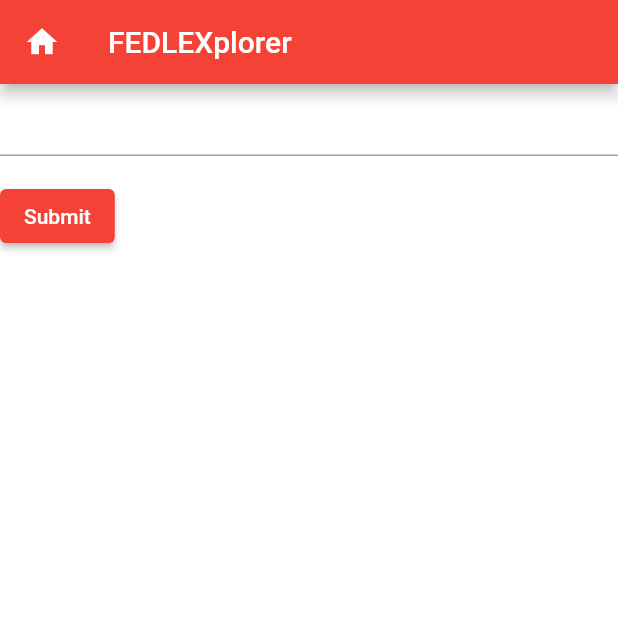
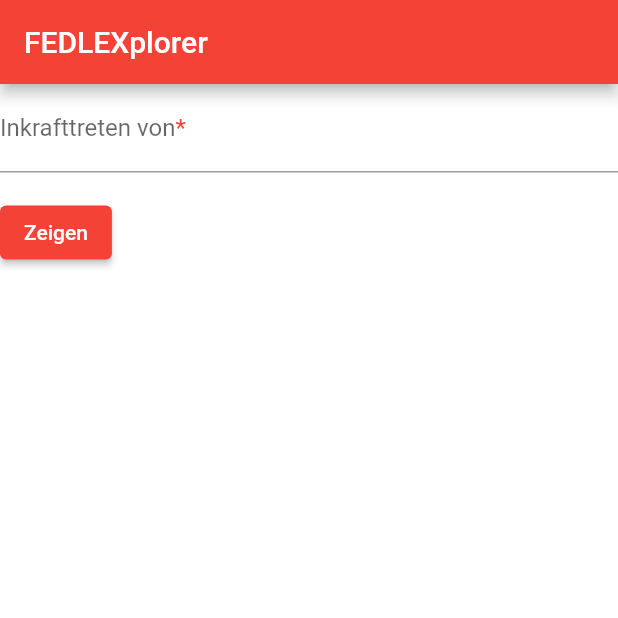
Before and after one commit to ribeaud/fedlexplorer, a Flutter app: the screen it shows after launch, on a phone screen of 412 x 824 dp, the top half of it. Run offline on Flutter 3.47's test engine with Material 2 defaults, Android fonts, the phone set to English and light mode, and no system bars.

Commit message:
add label to input field

```diff
--- a/frontend/lib/main.dart
+++ b/frontend/lib/main.dart
@@ -17,10 +17,6 @@
       title: appTitle,
       home: Scaffold(
         appBar: AppBar(
-          leading: IconButton(
-            onPressed: () {},
-            icon: Icon(Icons.home),
-          ),
           title: const Text(appTitle),
         ),
         body: const FedlexForm(),
@@ -64,6 +60,25 @@
               }
               return null;
             },
+            decoration: const InputDecoration(
+              label: Text.rich(
+                TextSpan(
+                  children: <InlineSpan>[
+                    WidgetSpan(
+                      child: Text(
+                        'Inkrafttreten von',
+                      ),
+                    ),
+                    WidgetSpan(
+                      child: Text(
+                        '*',
+                        style: TextStyle(color: Colors.red),
+                      ),
+                    ),
+                  ],
+                ),
+              ),
+            ),
           ),
           Padding(
             padding: const EdgeInsets.symmetric(vertical: 16.0),
@@ -76,7 +91,7 @@
                   }));
                 }
               },
-              child: const Text('Submit'),
+              child: const Text('Zeigen'),
             ),
           ),
         ],
```
